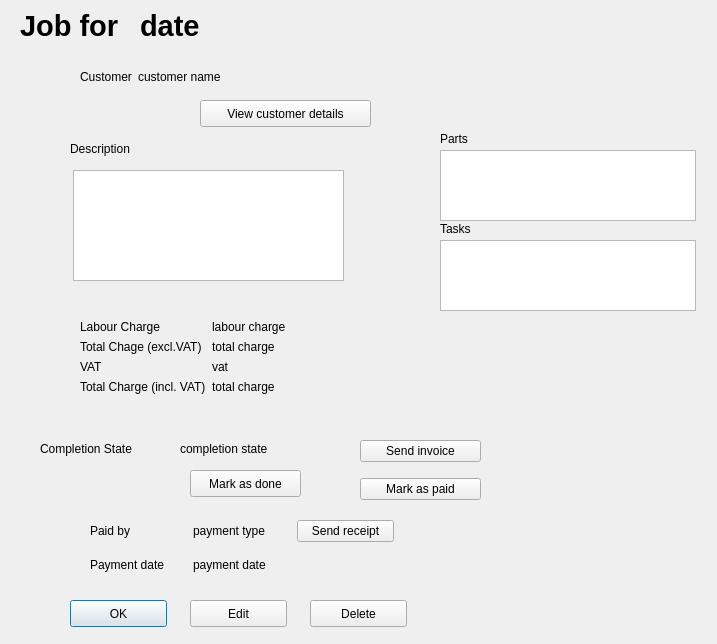
supermaximo93/Computing_Project, file dialogs/job/JobShow.ui: the form before one commit.
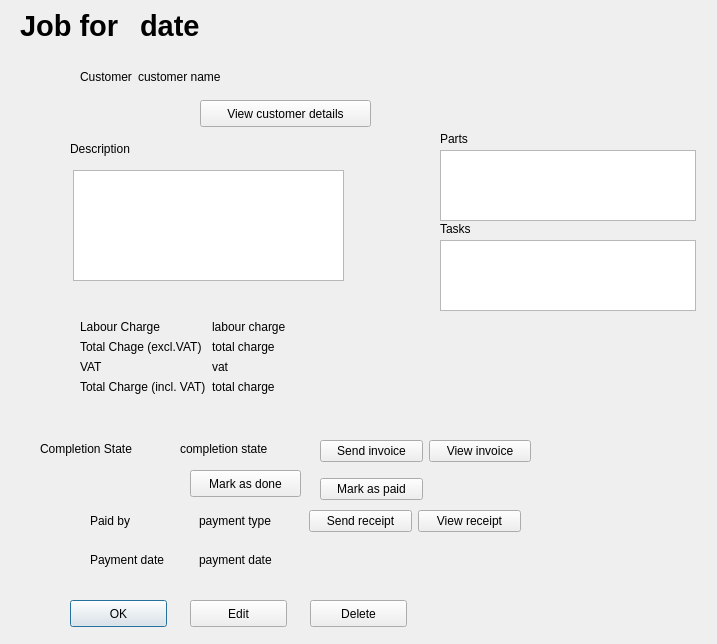
The form after the commit.

Commit message: Added buttons to job show to view invoices and receipts

```diff
--- a/dialogs/job/JobShow.ui
+++ b/dialogs/job/JobShow.ui
@@ -162,32 +162,6 @@
     <string>Completion State</string>
    </property>
   </widget>
-  <widget class="QWidget" name="verticalWidget_sendInvoiceMarkAsPaid" native="true">
-   <property name="geometry">
-    <rect>
-     <x>360</x>
-     <y>430</y>
-     <width>121</width>
-     <height>80</height>
-    </rect>
-   </property>
-   <layout class="QVBoxLayout" name="verticalLayout">
-    <item>
-     <widget class="QPushButton" name="pushButton_sendInvoice">
-      <property name="text">
-       <string>Send invoice</string>
-      </property>
-     </widget>
-    </item>
-    <item>
-     <widget class="QPushButton" name="pushButton_markAsPaid">
-      <property name="text">
-       <string>Mark as paid</string>
-      </property>
-     </widget>
-    </item>
-   </layout>
-  </widget>
   <widget class="QLabel" name="label_job">
    <property name="geometry">
     <rect>
@@ -343,9 +317,9 @@
    <property name="geometry">
     <rect>
      <x>90</x>
-     <y>520</y>
-     <width>304</width>
-     <height>61</height>
+     <y>510</y>
+     <width>431</width>
+     <height>71</height>
     </rect>
    </property>
    <layout class="QGridLayout" name="gridLayout_paidBy">
@@ -381,6 +355,46 @@
      <widget class="QLabel" name="label_paymentDateE">
       <property name="text">
        <string>payment date</string>
+      </property>
+     </widget>
+    </item>
+    <item row="0" column="3">
+     <widget class="QPushButton" name="pushButton_viewReceipt">
+      <property name="text">
+       <string>View receipt</string>
+      </property>
+     </widget>
+    </item>
+   </layout>
+  </widget>
+  <widget class="QWidget" name="gridWidget_sendInvoiceMarkAsPaid" native="true">
+   <property name="geometry">
+    <rect>
+     <x>320</x>
+     <y>430</y>
+     <width>211</width>
+     <height>80</height>
+    </rect>
+   </property>
+   <layout class="QGridLayout" name="gridLayout_2">
+    <item row="0" column="0">
+     <widget class="QPushButton" name="pushButton_sendInvoice">
+      <property name="text">
+       <string>Send invoice</string>
+      </property>
+     </widget>
+    </item>
+    <item row="1" column="0">
+     <widget class="QPushButton" name="pushButton_markAsPaid">
+      <property name="text">
+       <string>Mark as paid</string>
+      </property>
+     </widget>
+    </item>
+    <item row="0" column="1">
+     <widget class="QPushButton" name="pushButton_viewInvoice">
+      <property name="text">
+       <string>View invoice</string>
       </property>
      </widget>
     </item>
```
The commit also changes 2 other files.
